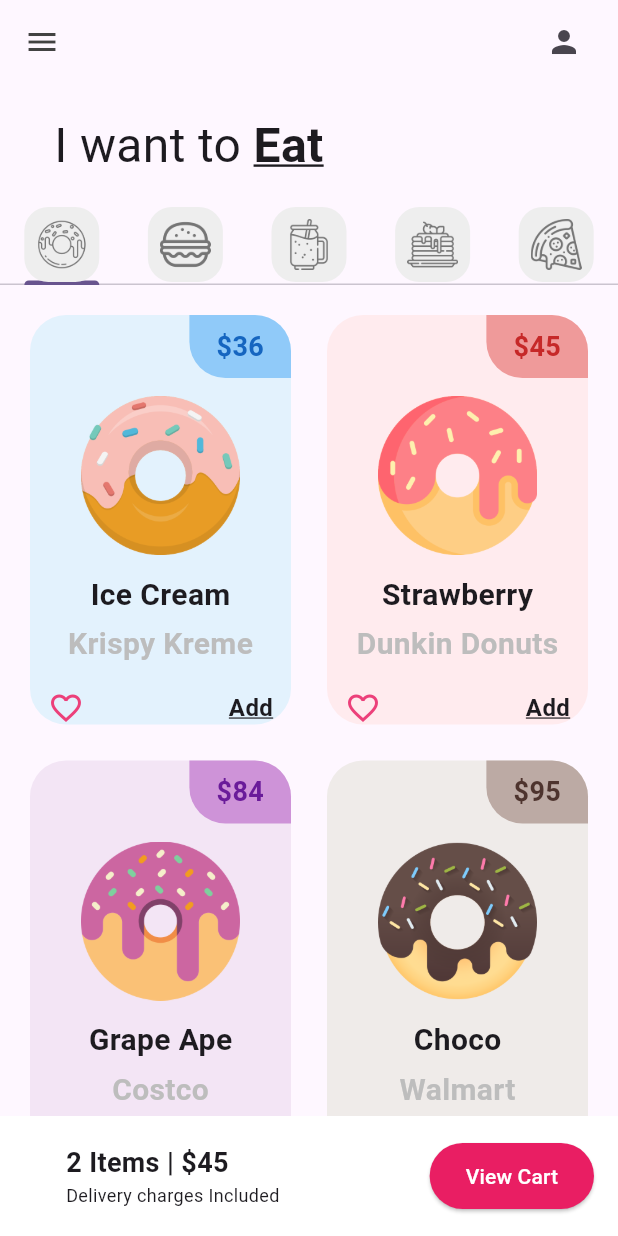
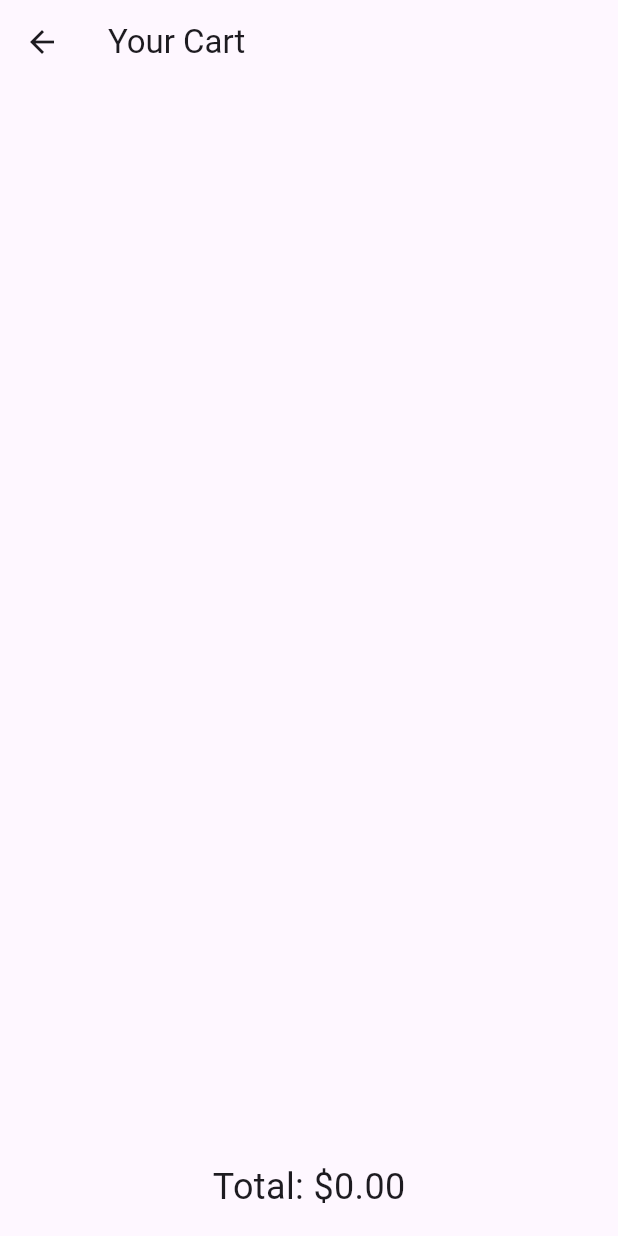
Before and after one commit to EdierMay/dunu_app_2b_may, a Flutter app: the screen it shows after launch, after a tap on "View Cart", on a phone screen of 412 x 824 dp. Run offline on Flutter 3.47's test engine with Material 3 defaults, Android fonts, the phone set to English and light mode, and no system bars.

Commit message:
funcion de sumar productos

```diff
--- a/lib/pages/home_page.dart
+++ b/lib/pages/home_page.dart
@@ -3,6 +3,7 @@ import 'package:dunu_app_2b_may/tabs/donut_tab.dart';
 import 'package:dunu_app_2b_may/tabs/pancakes_tab.dart';
 import 'package:dunu_app_2b_may/tabs/pizza_tab.dart';
 import 'package:dunu_app_2b_may/tabs/smoothie_tab.dart';
+import 'package:dunu_app_2b_may/utils/cart_page.dart';
 import 'package:dunu_app_2b_may/utils/my_tab.dart';
 //import 'package:flutter/cupertino.dart';
 import 'package:flutter/material.dart';
@@ -15,6 +16,26 @@ class HomePage extends StatefulWidget {
 }
 
 class _HomePageState extends State<HomePage> {
+  // Lista de productos en el carrito
+  List<Map<String, dynamic>> cartItems = [];
+
+  // Función para añadir productos al carrito
+  void addItemToCart(String name, double price) {
+    setState(() {
+      cartItems.add({'name': name, 'price': price});
+    });
+  }
+
+  // Calcular el total de productos en el carrito
+  double getTotal() {
+    return cartItems.fold(0, (sum, item) => sum + item['price']);
+  }
+
+  // Contar el número de productos en el carrito
+  int getItemCount() {
+    return cartItems.length;
+  }
+
   List<Widget> myTabs = [
     //donutab
     MyTab(
@@ -62,8 +83,7 @@ class _HomePageState extends State<HomePage> {
           children: [
             //texto principal
             Padding(
-                padding:
-                    const EdgeInsets.symmetric(horizontal: 36, vertical: 18),
+              padding: const EdgeInsets.symmetric(horizontal: 36, vertical: 18),
               child: Row(
                 children: [
                   Text("I want to ", style: TextStyle(fontSize: 32)),
@@ -82,15 +102,16 @@ class _HomePageState extends State<HomePage> {
             TabBar(tabs: myTabs),
             //tabbarview (Contenido de pestañas)
             Expanded(
-                child: TabBarView(children: [
-                  DonutTab(),
-                  BurgerTab(),
-                  SmoothieTab(),
-                  PancakesTab(),
-                  PizzaTab()
-                ]),
+              child: TabBarView(
+                children: [
+                  DonutTab(addItemToCart: addItemToCart),
+                  BurgerTab(addItemToCart: addItemToCart),
+                  SmoothieTab(addItemToCart: addItemToCart),
+                  PancakesTab(addItemToCart: addItemToCart),
+                  PizzaTab(addItemToCart: addItemToCart),
+                ],
               ),
-
+            ),
             //carrito
             Container(
               color: Colors.white,
@@ -99,14 +120,14 @@ class _HomePageState extends State<HomePage> {
                 //poner los elementos en los extremos de la fila
                 mainAxisAlignment: MainAxisAlignment.spaceBetween,
                 children: [
-                    const Padding(
+                  Padding(
                     padding: EdgeInsets.only(left: 28),
                     child: Column(
                       //alinearlo a la izquierda
                       crossAxisAlignment: CrossAxisAlignment.start,
                       children: [
                         Text(
-                              '2 Items | \$45',
+                          '${getItemCount()} Items | \$${getTotal().toStringAsFixed(2)}',
                           style: TextStyle(
                               fontSize: 18,
                               //negritas
@@ -117,13 +138,23 @@ class _HomePageState extends State<HomePage> {
                           style: TextStyle(fontSize: 12),
                         ),
                       ],
-                        )),
+                    ),
+                  ),
                   ElevatedButton(
-                      onPressed: () {},
+                    onPressed: () {
+                      // Navegar a la página del carrito
+                      Navigator.push(
+                        context,
+                        MaterialPageRoute(
+                          builder: (context) => CartPage(cartItems: cartItems),
+                        ),
+                      );
+                    },
                     style: ElevatedButton.styleFrom(
                       backgroundColor: Colors.pink,
-                          padding: EdgeInsets.symmetric(
-                              horizontal: 24, vertical: 12)),
+                      padding:
+                          EdgeInsets.symmetric(horizontal: 24, vertical: 12),
+                    ),
                     child: Text('View Cart',
                         style: TextStyle(color: Colors.white)),
                   ),
@@ -131,7 +162,8 @@ class _HomePageState extends State<HomePage> {
               ),
             ),
           ],
-          )),
+        ),
+      ),
     );
   }
 }
--- a/lib/tabs/donut_tab.dart
+++ b/lib/tabs/donut_tab.dart
@@ -39,7 +39,11 @@ class DonutTab extends StatelessWidget {
     ["Choco", "Walmart", "95", Colors.brown, "lib/images/chocolate_donut.png"],
   ];
 
-  DonutTab({super.key});
+  final Function addItemToCart; // Recibe la función para añadir al carrito
+
+  DonutTab(
+      {super.key,
+      required this.addItemToCart}); // Constructor que recibe la función
 
   @override
   Widget build(BuildContext context) {
@@ -57,12 +61,21 @@ class DonutTab extends StatelessWidget {
           //relacion de aspecto (proporcion)
           childAspectRatio: 1 / 1.5),
       itemBuilder: (context, index) {
-        return DonutTile(
-          donutFlavor: donutsOnsale[index][0],
-          donutStore: donutsOnsale[index][1],
-          donutPrice: donutsOnsale[index][2],
-          donutColor: donutsOnsale[index][3],
-          imageName: donutsOnsale[index][4],
+        return GestureDetector(
+          onTap: () {
+            final donut = donutsOnsale[index];
+            final donutName = donut[0];
+            final donutPrice =
+                double.parse(donut[2]); // Convierte el precio a double
+            addItemToCart(donutName, donutPrice); // Agrega al carrito
+          },
+          child: DonutTile(
+            donutFlavor: donutsOnsale[index][0],
+            donutStore: donutsOnsale[index][1],
+            donutPrice: donutsOnsale[index][2],
+            donutColor: donutsOnsale[index][3],
+            imageName: donutsOnsale[index][4],
+          ),
         );
       },
     );
--- /dev/null
+++ b/lib/utils/cart_page.dart
@@ -0,0 +1,38 @@
+import 'package:flutter/material.dart';
+
+class CartPage extends StatelessWidget {
+  final List<Map<String, dynamic>> cartItems;
+
+  CartPage({required this.cartItems});
+
+  @override
+  Widget build(BuildContext context) {
+    double total = cartItems.fold(0, (sum, item) => sum + item['price']);
+
+    return Scaffold(
+      appBar: AppBar(
+        title: Text("Your Cart"),
+      ),
+      body: Column(
+        children: [
+          Expanded(
+            child: ListView.builder(
+              itemCount: cartItems.length,
+              itemBuilder: (context, index) {
+                return ListTile(
+                  title: Text(cartItems[index]['name']),
+                  subtitle: Text("\$${cartItems[index]['price']}"),
+                );
+              },
+            ),
+          ),
+          Padding(
+            padding: const EdgeInsets.all(16.0),
+            child: Text("Total: \$${total.toStringAsFixed(2)}",
+                style: TextStyle(fontSize: 24)),
+          ),
+        ],
+      ),
+    );
+  }
+}
```
Also changed, not shown: lib/tabs/burger_tab.dart (+18 -7 lines), lib/tabs/pancakes_tab.dart (+18 -7 lines), lib/tabs/pizza_tab.dart (+18 -7 lines), lib/tabs/smoothie_tab.dart (+18 -7 lines). Lines whose indentation alone changed are shown as unchanged.
